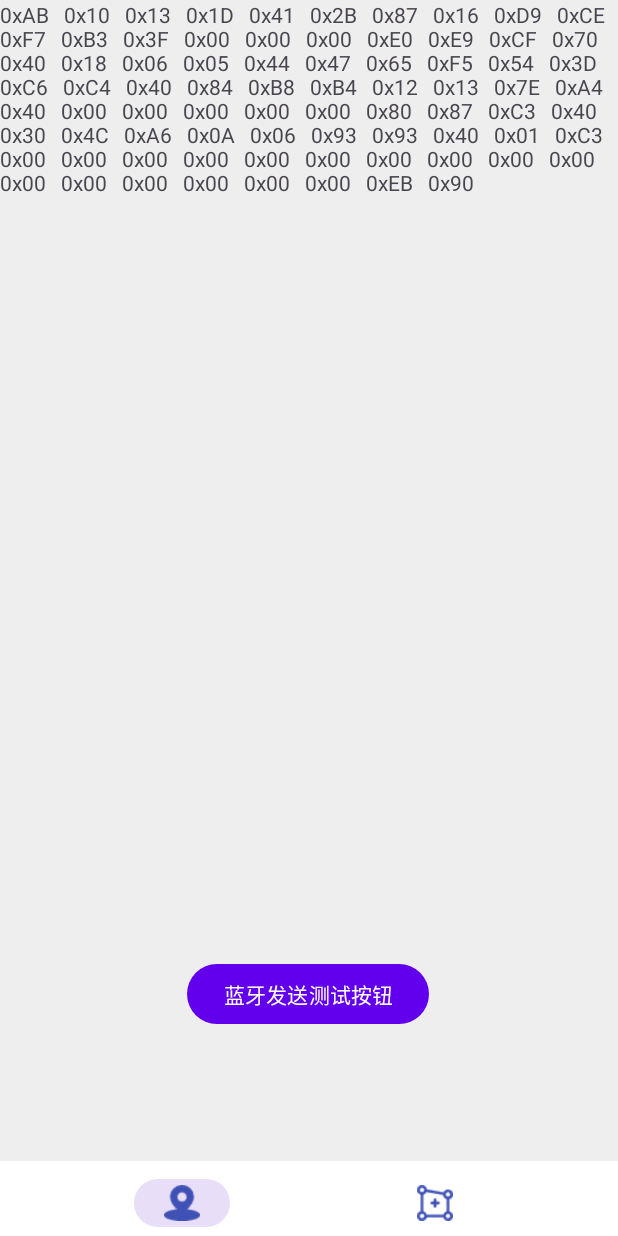
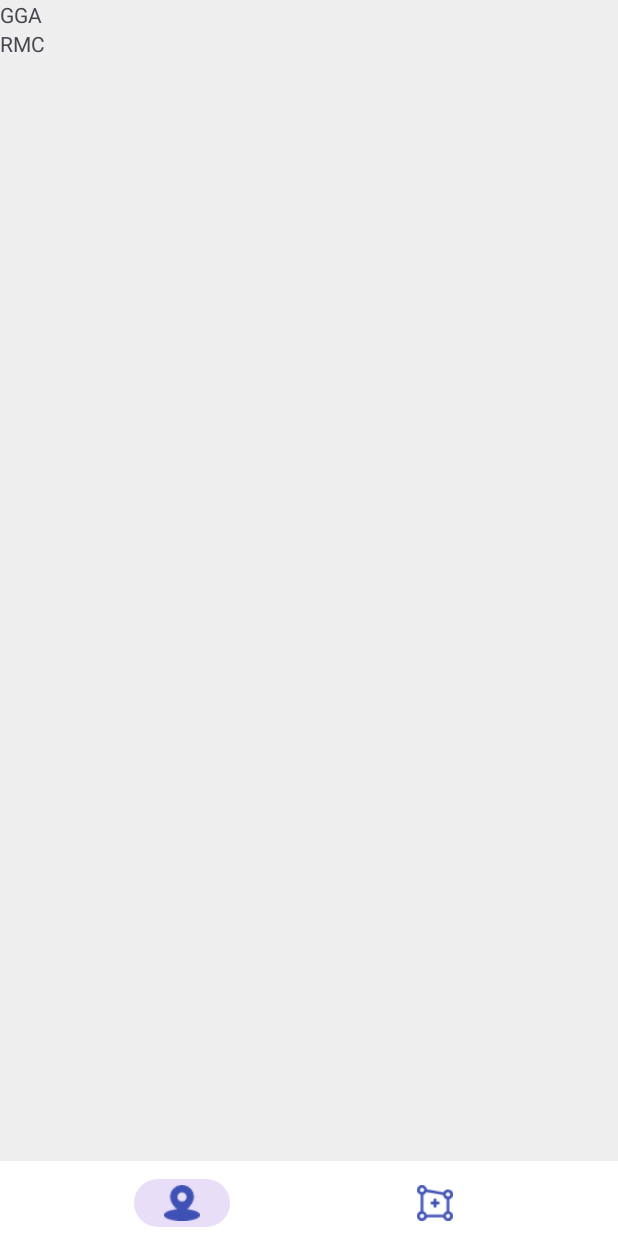
Before and after one commit to Wangshenggui/SingleAntennaRTK_APP, an Android app: the fragment DataAcceptanceFragment placed in its activity, on a phone screen of 412 x 824 dp. Run offline under Robolectric (Android 15) with nearby library versions, the phone set to English and light mode, and no system bars.

```diff
--- a/app/src/main/java/com/example/singleantennartk/BluetoothFunActivity.java
+++ b/app/src/main/java/com/example/singleantennartk/BluetoothFunActivity.java
@@ -19,6 +19,10 @@ import com.google.android.material.bottomnavigation.BottomNavigationView;
 import java.util.UUID;
 
 public class BluetoothFunActivity extends AppCompatActivity {
+
+    // 全局字符串变量
+    public static String ReadGGAString = "GGA";
+    public static String ReadRMCString = "RMC";
 
     public static ConnectThread connectThread;
     public static ConnectThread connectedThread;
@@ -94,4 +98,6 @@ public class BluetoothFunActivity extends AppCompatActivity {
         }
         transaction.commitAllowingStateLoss();
     }
+
+
 }
--- a/app/src/main/java/com/example/singleantennartk/BluetoothFunFragment/DataAcceptanceFragment.java
+++ b/app/src/main/java/com/example/singleantennartk/BluetoothFunFragment/DataAcceptanceFragment.java
@@ -15,48 +15,39 @@ import android.widget.Button;
 import android.widget.TextView;
 import android.widget.Toast;
 
+import com.example.singleantennartk.BluetoothFunActivity;
 import com.example.singleantennartk.BtThread.ConnectedThread;
 import com.example.singleantennartk.R;
+import com.example.singleantennartk.SocketService;
 
 import java.io.OutputStream;
 import java.nio.ByteBuffer;
 import java.nio.ByteOrder;
 import java.util.Arrays;
 
-/**
- * A simple {@link Fragment} subclass.
- * Use the {@link DataAcceptanceFragment#newInstance} factory method to
- * create an instance of this fragment.
- */
+import android.os.Handler;
+
 public class DataAcceptanceFragment extends Fragment {
 
-    // TODO: Rename parameter arguments, choose names that match
-    // the fragment initialization parameters, e.g. ARG_ITEM_NUMBER
     private static final String ARG_PARAM1 = "param1";
     private static final String ARG_PARAM2 = "param2";
 
-    // TODO: Rename and change types of parameters
     private String mParam1;
     private String mParam2;
 
-    private static TextView ReceiveTextView=null;
+    private static TextView ReceiveGGATextView=null;
+    private static TextView ReceiveRMCTextView=null;
     static int text_n=0;
 
-    private static Button SendTestButton=null;
+    private Handler handler;
+    private Runnable runnable;
+    private static final long TIMER_DELAY = 500; // 定时器延迟执行时间，单位为毫秒
+
 
     public DataAcceptanceFragment() {
         // Required empty public constructor
     }
 
-    /**
-     * Use this factory method to create a new instance of
-     * this fragment using the provided parameters.
-     *
-     * @param param1 Parameter 1.
-     * @param param2 Parameter 2.
-     * @return A new instance of fragment DataAcceptanceFragment.
-     */
-    // TODO: Rename and change types and number of parameters
     public static DataAcceptanceFragment newInstance(String param1, String param2) {
         DataAcceptanceFragment fragment = new DataAcceptanceFragment();
         Bundle args = new Bundle();
@@ -82,55 +73,37 @@ public class DataAcceptanceFragment extends Fragment {
         // Inflate the layout for this fragment
         View view = inflater.inflate(R.layout.fragment_data_acceptance, container, false);
 
-        ReceiveTextView=view.findViewById(R.id.ReceiveTextView);
-        SendTestButton=view.findViewById(R.id.SendTestButton);
+        ReceiveGGATextView=view.findViewById(R.id.ReceiveGGATextView);
+        ReceiveRMCTextView=view.findViewById(R.id.ReceiveRMCTextView);
 
-        SendTestButton();
+        // 初始化 Handler
+        handler = new Handler();
 
+        // 创建一个定时执行的 Runnable
+        runnable = new Runnable() {
+            @Override
+            public void run() {
+                // 在这里执行定时任务的操作
+                // 例如更新 UI 或执行其他逻辑
+
+                // 示例：每隔一定时间更新一次文本
+                text_n++;
+                ReceiveGGATextView.setText(BluetoothFunActivity.ReadGGAString);
+                ReceiveRMCTextView.setText(BluetoothFunActivity.ReadRMCString);
+
+                // 再次调度定时任务
+                handler.postDelayed(this, TIMER_DELAY);
+            }
+        };
+
+        // 第一次调度定时任务
+        handler.postDelayed(runnable, TIMER_DELAY);
         return view;
     }
-
-
-
-
-    private void SendTestButton() {
-        SendTestButton.setOnClickListener(new View.OnClickListener() {
-            @Override
-            public void onClick(View v) {
-                Toast.makeText(getActivity(),"草泥马",Toast.LENGTH_SHORT).show();
-
-                ConnectedThread.btWriteString("nimade");
-            }
-        });
-    }
-
-    // 定义处理接收到的数据的方法
-    @SuppressLint("SetTextI18n")
-    public static void processReceivedData(byte[] buffer, int bytes) {
-
-        String string = new String(buffer);
-
-        if (string.startsWith("$GNGGA")) {
-            text_n++;
-            ReceiveTextView.setText(text_n + string);
-        } else {
-            // Handle case when data does not start with "$GNGGA"
-            // For example, log or ignore this data
-//            ReceiveTextView.setText(text_n + string);
-        }
-    }
-
-    public static int findCharacter(byte[] data, byte target) {
-        for (int i = 0; i < data.length; i++) {
-            if (data[i] == target) {
-                return i; // 找到目标字符，返回其索引
-            }
-        }
-        return -1; // 如果没有找到目标字符，返回 -1
-    }
-    public static double bytesToDouble(byte[] bytes, int index) {
-        ByteBuffer buffer = ByteBuffer.wrap(bytes, index, 8);
-        buffer.order(ByteOrder.LITTLE_ENDIAN); // 如果数据是小端字节序
-        return buffer.getDouble();
+    @Override
+    public void onDestroyView() {
+        super.onDestroyView();
+        // 移除所有未执行的回调以防止内存泄漏
+        handler.removeCallbacks(runnable);
     }
 }
--- a/app/src/main/java/com/example/singleantennartk/GetDiffDataActivity.java
+++ b/app/src/main/java/com/example/singleantennartk/GetDiffDataActivity.java
@@ -83,8 +83,8 @@ public class GetDiffDataActivity extends AppCompatActivity {
 
                 if (isBound) {
 //                    socketService.sendMessage(message);
-                    socketService.sendMessage(ConnectedThread.globalString + "\r\n");
-                    receive1.setText(ConnectedThread.globalString + "\r\n");
+                    socketService.sendMessage(BluetoothFunActivity.ReadGGAString + "\r\n");
+                    receive1.setText(BluetoothFunActivity.ReadGGAString + "\r\n");
                 }
             }
         });
--- a/app/src/main/res/layout/fragment_data_acceptance.xml
+++ b/app/src/main/res/layout/fragment_data_acceptance.xml
@@ -8,21 +8,20 @@
 
     <!-- TODO: Update blank fragment layout -->
     <TextView
-        android:id="@+id/ReceiveTextView"
+        android:id="@+id/ReceiveGGATextView"
         android:layout_width="match_parent"
-        android:layout_height="180dp"
-        android:text="0xAB   0x10   0x13   0x1D   0x41   0x2B   0x87   0x16   0xD9   0xCE   0xF7   0xB3   0x3F   0x00   0x00   0x00   0xE0   0xE9   0xCF   0x70   0x40   0x18   0x06   0x05   0x44   0x47   0x65   0xF5   0x54   0x3D   0xC6   0xC4   0x40   0x84   0xB8   0xB4   0x12   0x13   0x7E   0xA4   0x40   0x00   0x00   0x00   0x00   0x00   0x80   0x87   0xC3   0x40   0x30   0x4C   0xA6   0x0A   0x06   0x93   0x93   0x40   0x01   0xC3   0x00   0x00   0x00   0x00   0x00   0x00   0x00   0x00   0x00   0x00   0x00   0x00   0x00   0x00   0x00   0x00   0xEB   0x90"/>
+        android:layout_height="wrap_content"
+        android:text="$GNGGA"/>
 
-    <Button
-        android:id="@+id/SendTestButton"
-        android:layout_width="wrap_content"
+    <TextView
+        android:id="@+id/ReceiveRMCTextView"
+        android:layout_width="match_parent"
         android:layout_height="wrap_content"
-        android:text="蓝牙发送测试按钮"
+        android:text="$GNRMC"
         app:layout_constraintBottom_toBottomOf="parent"
-        app:layout_constraintEnd_toEndOf="parent"
-        app:layout_constraintHorizontal_bias="0.497"
-        app:layout_constraintStart_toStartOf="parent"
-        app:layout_constraintTop_toBottomOf="@+id/ReceiveTextView"
-        app:layout_constraintVertical_bias="0.84" />
+        app:layout_constraintTop_toBottomOf="@+id/ReceiveGGATextView"
+        app:layout_constraintVertical_bias="0.0"
+        tools:layout_editor_absoluteX="0dp" />
+
 
 </androidx.constraintlayout.widget.ConstraintLayout>
```
Also changed, not shown: app/src/main/java/com/example/singleantennartk/BtThread/ConnectedThread.java (+4 -8 lines), app/src/main/java/com/example/singleantennartk/SocketService.java (+18 -3 lines), 4 other files.
